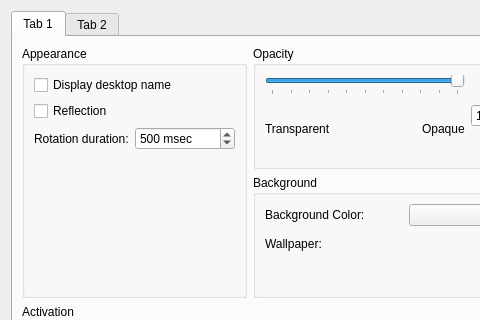
Before: the Qt Designer form effects/cylinder_config.ui in KDE/kwin, drawn with Qt 5; both pictures show x 0 to 480 and y 0 to 320 of the 580 by 595 pixel window.
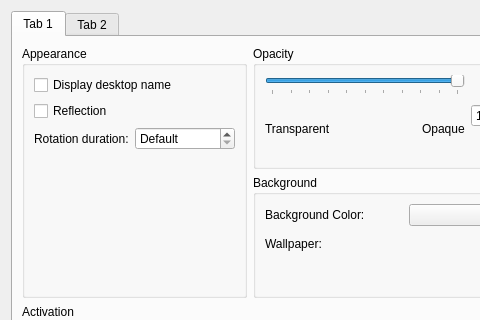
After: the same form once the commit is applied. Custom widgets are drawn as their Qt base class.

Commit message: Add a global configuration option for animation speed. See description of Effect::animationTime() for how-to-use. TODO: Effects need to reload config after doing the change in the kcm. NOTE: Default TimeLine constructor now creates invalid object, it is necessary to explicitly call setDuration() in order to ensure all animations respect this setting.

Diff of the .ui file:
```diff
--- a/effects/cylinder_config.ui
+++ b/effects/cylinder_config.ui
@@ -5,7 +5,7 @@
    <rect>
     <x>0</x>
     <y>0</y>
-    <width>561</width>
+    <width>568</width>
     <height>595</height>
    </rect>
   </property>
@@ -20,8 +20,8 @@
        <rect>
         <x>0</x>
         <y>0</y>
-        <width>545</width>
-        <height>553</height>
+        <width>546</width>
+        <height>552</height>
        </rect>
       </property>
       <attribute name="title" >
@@ -133,14 +133,17 @@
               <height>0</height>
              </size>
             </property>
+            <property name="specialValueText" >
+             <string>Default</string>
+            </property>
             <property name="suffix" >
              <string> msec</string>
             </property>
             <property name="maximum" >
              <number>5000</number>
             </property>
-            <property name="value" >
-             <number>500</number>
+            <property name="singleStep" >
+             <number>10</number>
             </property>
            </widget>
           </item>
```
Left out of the diff: 1 changed line with no effect on the pictures. The commit also changes 44 other files.
